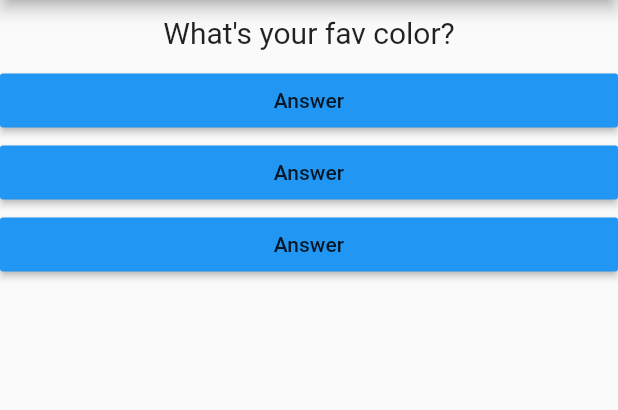
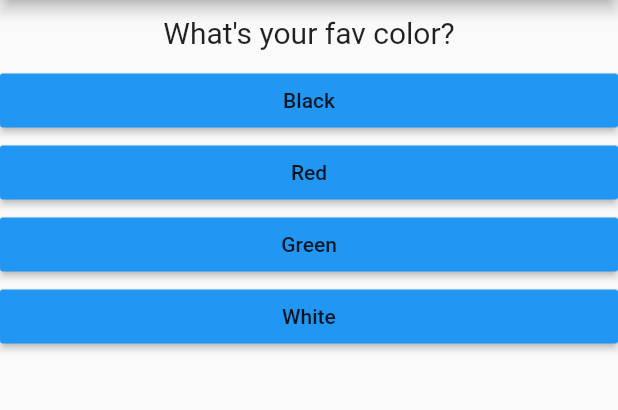
Before and after one commit to diipak-singh/quizz_app, a Flutter app: the screen it shows after launch, on a phone screen of 412 x 824 dp, the part 84-494 px from its top. Run offline on Flutter 3.47's test engine with Material 2 defaults, Android fonts, the phone set to English and light mode, and no system bars.

Commit message:
added quiz and result separately

```diff
--- a/lib/answer.dart
+++ b/lib/answer.dart
@@ -2,7 +2,8 @@ import 'package:flutter/material.dart';
 
 class Answer extends StatelessWidget {
   final Function selectHandler;
-  Answer(this.selectHandler);
+  final String answerText;
+  Answer(this.selectHandler,this.answerText);
 
   @override
   Widget build(BuildContext context) {
@@ -10,7 +11,7 @@ class Answer extends StatelessWidget {
       width: double.infinity,
       child: RaisedButton(
         color: Colors.blue,
-        child: Text('Answer'),
+        child: Text(answerText),
         onPressed: selectHandler,
       ),
     );
--- a/lib/main.dart
+++ b/lib/main.dart
@@ -1,7 +1,7 @@
 import 'package:flutter/material.dart';
 
-import './question.dart';
-import './answer.dart';
+import './quiz.dart';
+import './result.dart';
 
 void main() => runApp(MyApp());
 
@@ -14,7 +14,25 @@ class MyApp extends StatefulWidget {
 
 class MyAppState extends State<MyApp> {
   var questionIndex = 0;
+
+  final questions = const [
+    {
+      'questionText': 'What\'s your fav color?',
+      'answers': ['Black', 'Red', 'Green', 'White'],
+    },
+    {
+      'questionText': 'What\'s your fav animal?',
+      'answers': ['Rabbit', 'Snake', 'Elephant', 'Lion'],
+    },
+    {
+      'questionText': 'Who\'s your fav instructor?',
+      'answers': ['Ajju', 'Paddo', 'Chotu', 'Rajjo'],
+    },
+  ];
+
   void answerQuestion() {
+    if (questionIndex < questions.length) {}
+
     setState(() {
       questionIndex = questionIndex + 1;
     });
@@ -22,21 +40,18 @@ class MyAppState extends State<MyApp> {
 
   @override
   Widget build(BuildContext context) {
-    var questions = ['What\'s your fav color?', 'What\'s your fav food?'];
-
     return MaterialApp(
       home: Scaffold(
         appBar: AppBar(
           title: Text('My App'),
         ),
-        body: Column(
-          children: <Widget>[
-            Question(questions[questionIndex]),
-            Answer(answerQuestion),
-            Answer(answerQuestion),
-            Answer(answerQuestion),
-          ],
-        ),
+        body: questionIndex < questions.length
+            ? Quiz(
+                answerQuestion: answerQuestion,
+                questionIndex: questionIndex,
+                questions: questions,
+              )
+            : Result(),
       ),
     );
   }
--- /dev/null
+++ b/lib/quiz.dart
@@ -0,0 +1,26 @@
+import 'package:flutter/material.dart';
+import './question.dart';
+import './answer.dart';
+
+class Quiz extends StatelessWidget {
+  final List<Map<String, Object>> questions;
+  final int questionIndex;
+  final Function answerQuestion;
+
+  Quiz(
+      {@required this.questions,
+      @required this.answerQuestion,
+      @required this.questionIndex});
+
+  @override
+  Widget build(BuildContext context) {
+    return Column(
+      children: <Widget>[
+        Question(questions[questionIndex]['questionText']),
+        ...(questions[questionIndex]['answers'] as List<String>).map((answer) {
+          return Answer(answerQuestion, answer);
+        }).toList()
+      ],
+    );
+  }
+}
--- /dev/null
+++ b/lib/result.dart
@@ -0,0 +1,10 @@
+import 'package:flutter/material.dart';
+
+class Result extends StatelessWidget {
+  @override
+  Widget build(BuildContext context) {
+    return Center(
+                child: Text('You did it'),
+              );
+  }
+}
```
